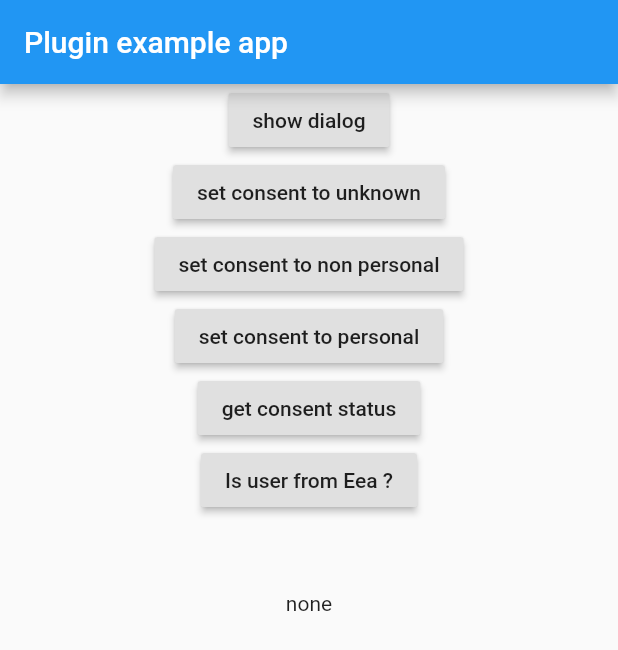
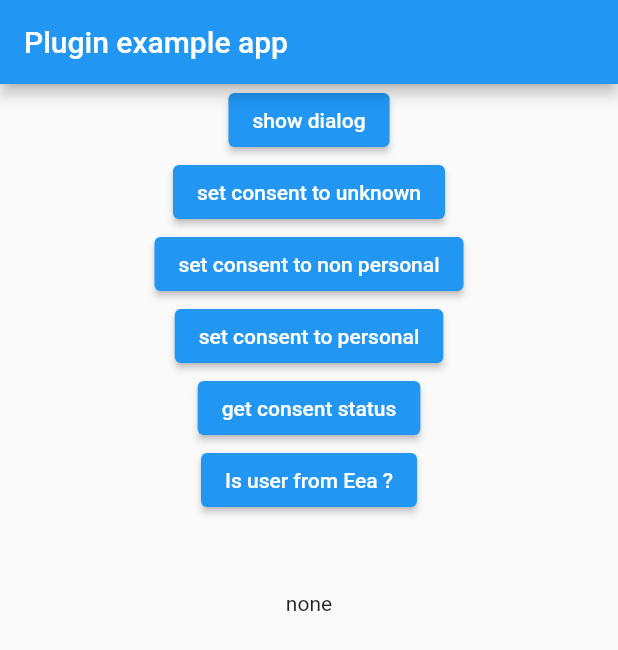
Before and after one commit to antonmolchan/gdpr_dialog_flutter, a Flutter app: the screen it shows after launch, on a phone screen of 412 x 824 dp. Shown: the top 650 px of the screen. Run offline on Flutter 3.47's test engine with Material 2 defaults, Android fonts, the phone set to English and light mode, and no system bars.

Commit message:
add null safety

```diff
--- a/example/lib/main.dart
+++ b/example/lib/main.dart
@@ -21,40 +21,42 @@ class _MyAppState extends State<MyApp> {
         body: Center(
           child: Column(
             children: <Widget>[
-              RaisedButton(
+              ElevatedButton(
                 child: Text('show dialog'),
                 onPressed: () {
                   GdprDialog.instance
-                      .showDialog('pub-2111344032223404', 'https://plus1s.com/privacy-policy/', isForTest: true, testDeviceId: '')
+                      .showDialog('pub-2111344032223404', 'https://plus1s.com/privacy-policy/',
+                          isForTest: true, testDeviceId: '')
                       .then((onValue) {
                     setState(() => status = 'dialog result == $onValue');
                   });
                 },
               ),
-              RaisedButton(
+              ElevatedButton(
                 child: Text('set consent to unknown'),
                 onPressed: () => GdprDialog.instance
                     .setConsentToUnknown()
                     .then((value) => setState(() => status = 'consent status set to unknown')),
               ),
-              RaisedButton(
+              ElevatedButton(
                 child: Text('set consent to non personal'),
                 onPressed: () => GdprDialog.instance
                     .setConsentToNonPersonal()
                     .then((value) => setState(() => status = 'consent status set to non personal')),
               ),
-              RaisedButton(
+              ElevatedButton(
                 child: Text('set consent to personal'),
                 onPressed: () => GdprDialog.instance
                     .setConsentToPersonal()
                     .then((value) => setState(() => status = 'consent status set to personal')),
               ),
-              RaisedButton(
+              ElevatedButton(
                 child: Text('get consent status'),
-                onPressed: () =>
-                    GdprDialog.instance.getConsentStatus().then((value) => setState(() => status = 'consent status == $value')),
+                onPressed: () => GdprDialog.instance
+                    .getConsentStatus()
+                    .then((value) => setState(() => status = 'consent status == $value')),
               ),
-              RaisedButton(
+              ElevatedButton(
                 child: Text('Is user from Eea ?'),
                 onPressed: () => GdprDialog.instance
                     .isRequestLocationInEea('pub-2111344032223404')
--- a/example/pubspec.yaml
+++ b/example/pubspec.yaml
@@ -3,7 +3,7 @@ description: Demonstrates how to use the gdpr_dialog plugin.
 publish_to: 'none'
 
 environment:
-  sdk: ">=2.1.0 <3.0.0"
+  sdk: '>=2.12.0 <3.0.0'
 
 dependencies:
   flutter:
@@ -11,7 +11,7 @@ dependencies:
 
   # The following adds the Cupertino Icons font to your application.
   # Use with the CupertinoIcons class for iOS style icons.
-  cupertino_icons: ^0.1.2
+  cupertino_icons: ^1.0.2
 
 dev_dependencies:
   flutter_test:
--- a/pubspec.yaml
+++ b/pubspec.yaml
@@ -1,10 +1,10 @@
 name: gdpr_dialog
 description: Library for use GDPR dialog from user for personalized ads and non personalized ads.
-version: 1.1.5
+version: 2.0.0
 homepage: https://github.com/antonmolchan/gdpr_dialog_flutter
 
 environment:
-  sdk: ">=2.7.0 <3.0.0"
+  sdk: ">=2.12.0 <3.0.0"
   flutter: ">=1.10.0"
 
 dependencies:
```
Also changed, not shown: lib/gdpr_dialog.dart (+7 -6 lines), example/pubspec.lock, pubspec.lock, 11 other files.
